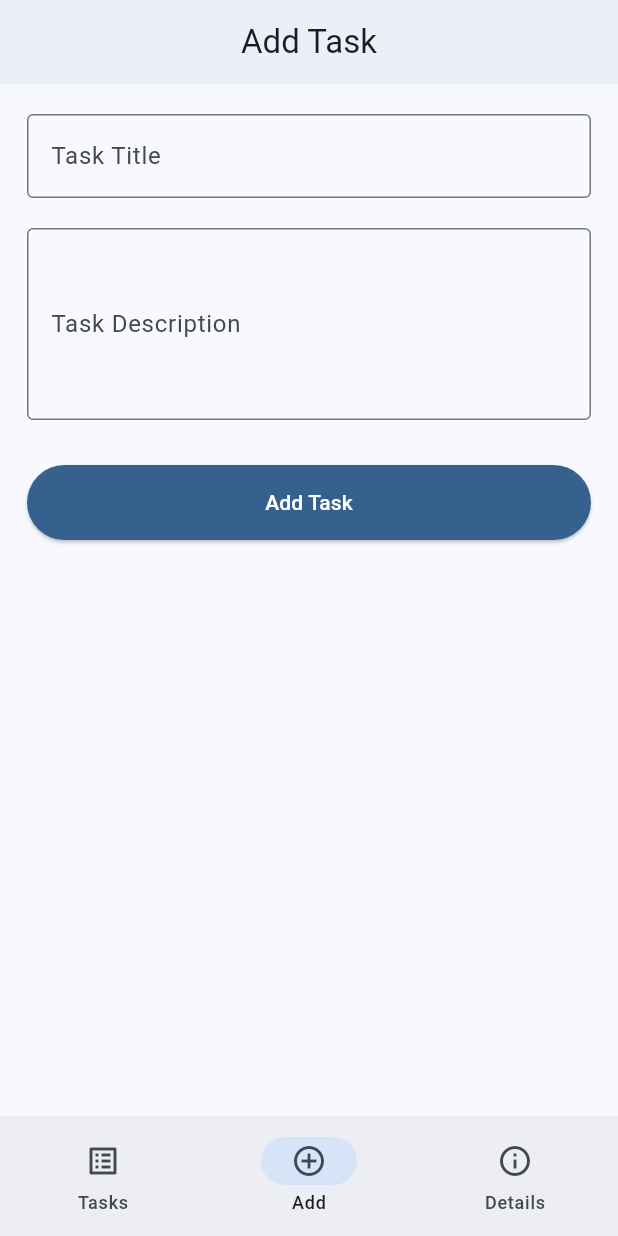
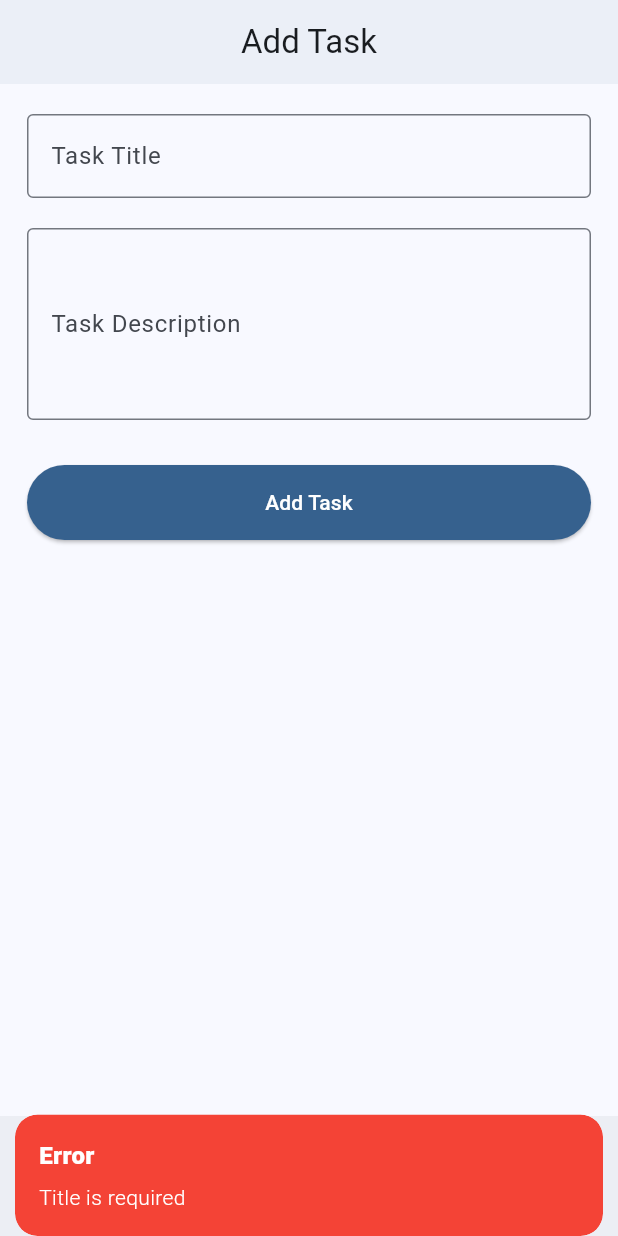
Before and after one commit to akar-jaza/task-manager-app, a Flutter app: the screen it shows after launch, item 2 of the bottom bar chosen, after a tap on "Add Task", on a phone screen of 412 x 824 dp. Run offline on Flutter 3.47's test engine with Material 3 defaults, Android fonts, the phone set to English and light mode, and no system bars; our stand-ins replace get, get_storage.

Commit message:
feat: implement task management functionality with controller and storage service

```diff
--- /dev/null
+++ b/lib/controller/task_controller.dart
@@ -0,0 +1,34 @@
+import 'package:get/get.dart';
+import 'package:task_manager_app/model/task_model.dart';
+import 'package:task_manager_app/services/storage_service.dart';
+
+class TaskController extends GetxController {
+  var tasks = <Task>[].obs;
+
+  @override
+  void onInit() {
+    super.onInit();
+    loadTasks();
+  }
+
+  void loadTasks() {
+    final saved = StorageService.readTasks();
+    if (saved != null) tasks.assignAll(saved);
+  }
+
+  void addTask(Task t) {
+    tasks.add(t);
+    StorageService.saveTasks(tasks);
+  }
+
+  void removeTask(String id) {
+    tasks.removeWhere((t) => t.id == id);
+    StorageService.saveTasks(tasks);
+  }
+
+  void updateTask(Task updated) {
+    final idx = tasks.indexWhere((t) => t.id == updated.id);
+    if (idx != -1) tasks[idx] = updated;
+    StorageService.saveTasks(tasks);
+  }
+}
--- a/lib/main.dart
+++ b/lib/main.dart
@@ -1,11 +1,13 @@
 import 'package:flutter/material.dart';
 import 'package:get/get.dart';
+import 'package:task_manager_app/controller/task_controller.dart';
 import 'package:task_manager_app/routes/routes.dart';
-import 'package:get_storage/get_storage.dart';
+import 'package:task_manager_app/services/storage_service.dart';
 
 void main() async {
   WidgetsFlutterBinding.ensureInitialized();
-  await GetStorage.init();
+  await StorageService.init();
+  Get.put(TaskController());
   runApp(const TaskManagerApp());
 }
 
--- a/lib/screens/tasks_screen/add_task_view.dart
+++ b/lib/screens/tasks_screen/add_task_view.dart
@@ -1,8 +1,29 @@
 import 'package:flutter/material.dart';
+import 'package:get/get.dart';
+import 'package:task_manager_app/controller/nav_controller.dart';
+import 'package:task_manager_app/controller/task_controller.dart';
+import 'package:task_manager_app/model/task_model.dart';
 import 'package:task_manager_app/widgets/appbar.dart';
 
-class AddTaskView extends StatelessWidget {
+class AddTaskView extends StatefulWidget {
   const AddTaskView({super.key});
+
+  @override
+  State<AddTaskView> createState() => _AddTaskViewState();
+}
+
+class _AddTaskViewState extends State<AddTaskView> {
+  final TaskController _taskController = Get.find<TaskController>();
+  final NavController _navController = Get.find<NavController>();
+  final TextEditingController _titleController = TextEditingController();
+  final TextEditingController _descriptionController = TextEditingController();
+
+  @override
+  void dispose() {
+    _titleController.dispose();
+    _descriptionController.dispose();
+    super.dispose();
+  }
 
   @override
   Widget build(BuildContext context) {
@@ -12,10 +33,11 @@ class AddTaskView extends StatelessWidget {
         padding: const EdgeInsets.symmetric(horizontal: 18.0, vertical: 20.0),
         child: Center(
           child: Column(
-            mainAxisAlignment: .start,
+            mainAxisAlignment: MainAxisAlignment.start,
             children: [
               TextField(
                 onTapOutside: (event) => FocusScope.of(context).unfocus(),
+                controller: _titleController,
                 decoration: InputDecoration(
                   labelText: 'Task Title',
                   border: OutlineInputBorder(),
@@ -24,6 +46,7 @@ class AddTaskView extends StatelessWidget {
               SizedBox(height: 20),
               TextField(
                 onTapOutside: (event) => FocusScope.of(context).unfocus(),
+                controller: _descriptionController,
                 maxLines: 4,
                 decoration: InputDecoration(
                   labelText: 'Task Description',
@@ -40,10 +63,49 @@ class AddTaskView extends StatelessWidget {
                   ),
                 ),
                 child: ElevatedButton(
-                  onPressed: () {
-                    // Handle task addition logic here
+                  onPressed: () async {
+                    final title = _titleController.text.trim();
+                    final description = _descriptionController.text.trim();
+
+                    if (title.isEmpty) {
+                      Get.snackbar(
+                        'Error',
+                        'Title is required',
+                        snackPosition: SnackPosition.BOTTOM,
+                        backgroundColor: Colors.red,
+                        colorText: Colors.white,
+                        duration: const Duration(seconds: 2),
+                      );
+                      return;
+                    }
+
+                    final task = Task(
+                      title: title,
+                      description: description.isEmpty ? null : description,
+                    );
+
+                    _taskController.addTask(task);
+
+                    // Clear the text fields
+                    _titleController.clear();
+                    _descriptionController.clear();
+
+                    // Show success snackbar
+                    Get.snackbar(
+                      'Success',
+                      'Task added successfully',
+                      snackPosition: SnackPosition.BOTTOM,
+                      backgroundColor: Colors.green,
+                      colorText: Colors.white,
+                      duration: const Duration(seconds: 2),
+                    );
+
+                    // Switch to Tasks view after a short delay to show the snackbar
+                    Future.delayed(const Duration(milliseconds: 500), () {
+                      _navController.changeIndex(0); // Switch to Tasks view
+                    });
                   },
-                  child: Text('Add Task'),
+                  child: const Text('Add Task'),
                 ),
               ),
             ],
--- /dev/null
+++ b/lib/services/storage_service.dart
@@ -0,0 +1,24 @@
+import 'package:get_storage/get_storage.dart';
+import 'package:task_manager_app/model/task_model.dart';
+
+class StorageService {
+  static late GetStorage box;
+
+  static Future init() async {
+    await GetStorage.init();
+    box = GetStorage();
+  }
+
+  static void saveTasks(List tasks) {
+    final json = tasks.map((t) => (t as Task).toJson()).toList();
+    box.write('tasks', json);
+  }
+
+  static List<Task>? readTasks() {
+    final json = box.read('tasks');
+    if (json == null) return null;
+    return (json as List)
+        .map((e) => Task.fromJson(Map<String, dynamic>.from(e)))
+        .toList();
+  }
+}
```
